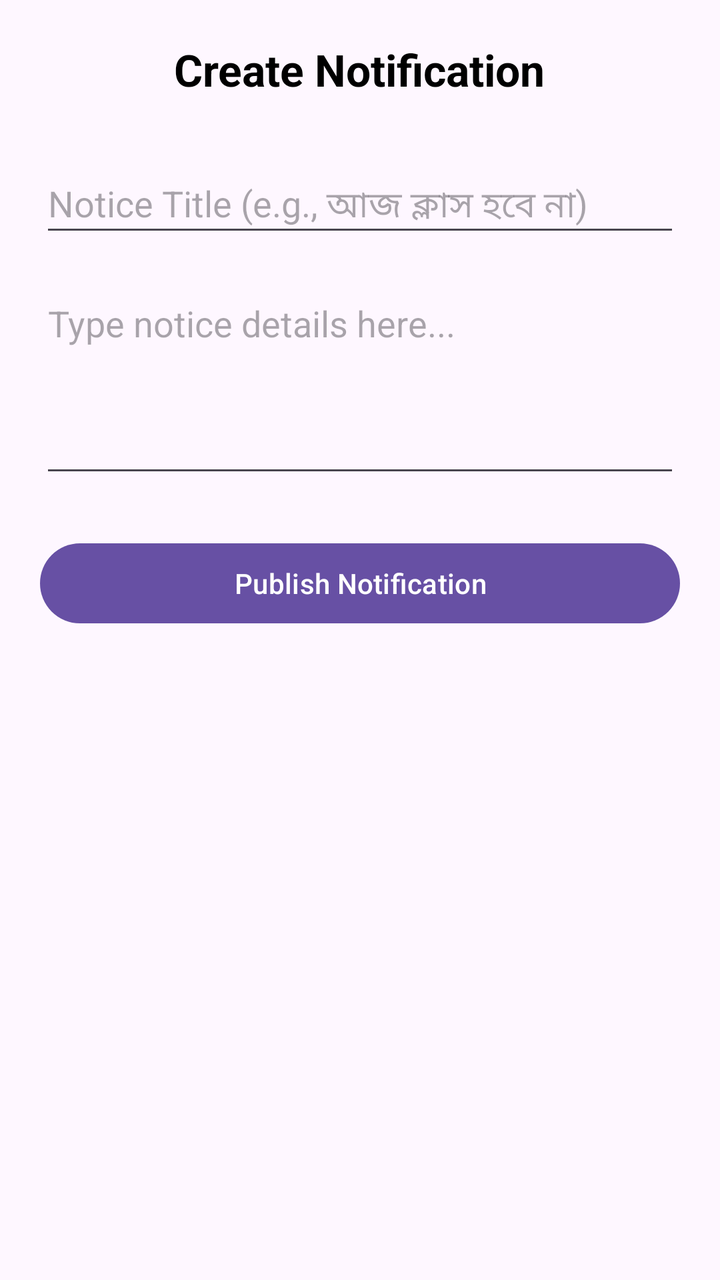
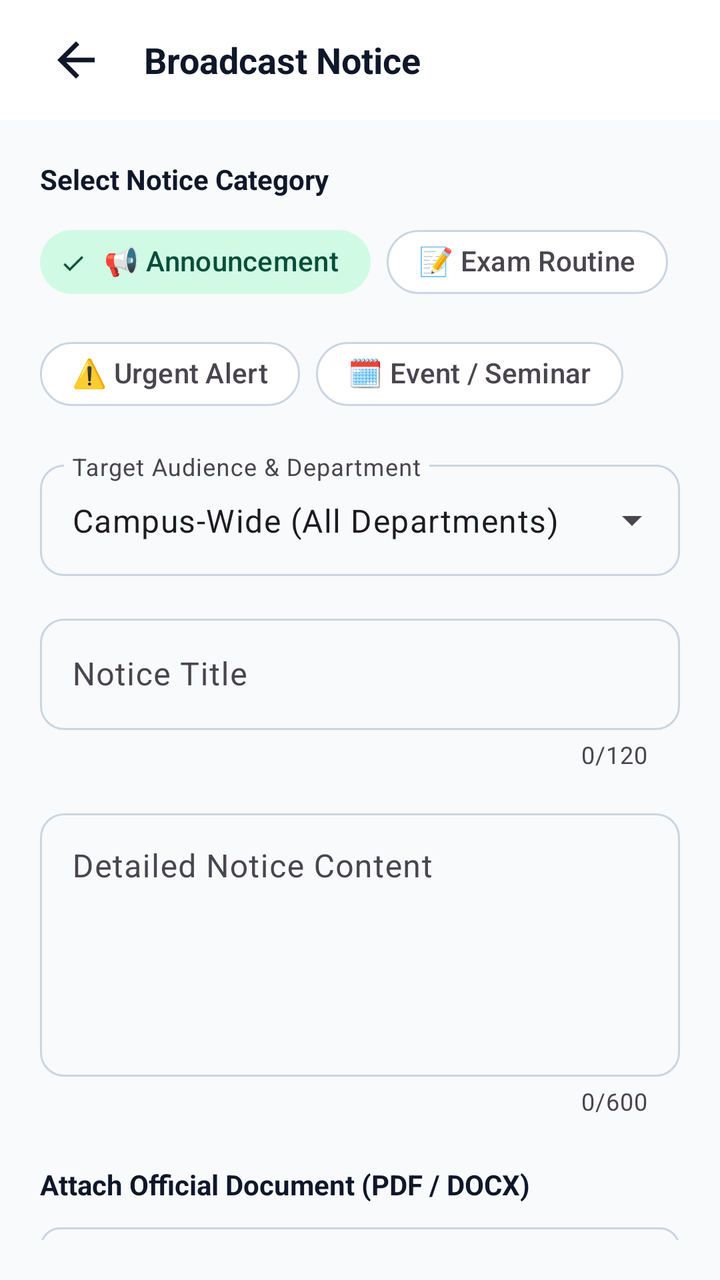

Before-and-after screenshots of an Android layout around one commit, followed by the original layout XML and the change that was made.
<!-- AndroidManifest.xml: application theme Theme.Notify -->
<!-- res/layout/activity_create_notification.xml -->
<?xml version="1.0" encoding="utf-8"?>
<LinearLayout xmlns:android="http://schemas.android.com/apk/res/android"
    android:layout_width="match_parent"
    android:layout_height="match_parent"
    android:orientation="vertical"
    android:padding="20dp"
    android:gravity="center_horizontal">

    <TextView
        android:layout_width="wrap_content"
        android:layout_height="wrap_content"
        android:text="Create Notification"
        android:textSize="22sp"
        android:textStyle="bold"
        android:layout_marginBottom="30dp"
        android:textColor="#000000"/>

    <EditText
        android:id="@+id/etTitle"
        android:layout_width="match_parent"
        android:layout_height="wrap_content"
        android:hint="Notice Title (e.g., আজ ক্লাস হবে না)"
        android:inputType="text"
        android:layout_marginBottom="16dp"/>

    <EditText
        android:id="@+id/etMessage"
        android:layout_width="match_parent"
        android:layout_height="wrap_content"
        android:hint="Type notice details here..."
        android:inputType="textMultiLine"
        android:lines="4"
        android:gravity="top"
        android:layout_marginBottom="24dp"/>

    <Button
        android:id="@+id/btnSend"
        android:layout_width="match_parent"
        android:layout_height="wrap_content"
        android:text="Publish Notification"/>

</LinearLayout>
<!-- resources referenced by this layout -->
<resources>
  <style name="Base.Theme.Notify" parent="Theme.Material3.DayNight.NoActionBar">
          
          
      </style>
  <!-- unchanged entries left out for length: 1 -->
</resources>

<!-- the commit's change to res/layout/activity_create_notification.xml (unified diff, before → after) -->
@@ -1,42 +1,261 @@
 <?xml version="1.0" encoding="utf-8"?>
-<LinearLayout xmlns:android="http://schemas.android.com/apk/res/android"
+<androidx.coordinatorlayout.widget.CoordinatorLayout
+    xmlns:android="http://schemas.android.com/apk/res/android"
+    xmlns:app="http://schemas.android.com/apk/res-auto"
+    xmlns:tools="http://schemas.android.com/tools"
     android:layout_width="match_parent"
     android:layout_height="match_parent"
-    android:orientation="vertical"
-    android:padding="20dp"
-    android:gravity="center_horizontal">
-
-    <TextView
-        android:layout_width="wrap_content"
-        android:layout_height="wrap_content"
-        android:text="Create Notification"
-        android:textSize="22sp"
-        android:textStyle="bold"
-        android:layout_marginBottom="30dp"
-        android:textColor="#000000"/>
-
-    <EditText
-        android:id="@+id/etTitle"
+    android:background="@color/background">
+
+    
+    <com.google.android.material.appbar.AppBarLayout
         android:layout_width="match_parent"
         android:layout_height="wrap_content"
-        android:hint="Notice Title (e.g., আজ ক্লাস হবে না)"
-        android:inputType="text"
-        android:layout_marginBottom="16dp"/>
-
-    <EditText
-        android:id="@+id/etMessage"
+        android:background="@color/surface"
+        app:elevation="2dp">
+
+        <LinearLayout
+            android:layout_width="match_parent"
+            android:layout_height="60dp"
+            android:orientation="horizontal"
+            android:gravity="center_vertical"
+            android:paddingHorizontal="16dp">
+
+            <ImageButton
+                android:id="@+id/btnBack"
+                android:layout_width="44dp"
+                android:layout_height="44dp"
+                android:padding="8dp"
+                android:scaleType="fitCenter"
+                android:src="@drawable/ic_arrow_back"
+                android:background="?attr/selectableItemBackgroundBorderless"
+                app:tint="@color/on_surface"
+                android:contentDescription="Back" />
+
+            <TextView
+                android:layout_width="wrap_content"
+                android:layout_height="wrap_content"
+                android:text="Broadcast Notice"
+                android:textSize="18sp"
+                android:textStyle="bold"
+                android:textColor="@color/on_surface"
+                android:layout_marginStart="12dp" />
+        </LinearLayout>
+    </com.google.android.material.appbar.AppBarLayout>
+
+    <androidx.core.widget.NestedScrollView
         android:layout_width="match_parent"
-        android:layout_height="wrap_content"
-        android:hint="Type notice details here..."
-        android:inputType="textMultiLine"
-        android:lines="4"
-        android:gravity="top"
-        android:layout_marginBottom="24dp"/>
-
-    <Button
-        android:id="@+id/btnSend"
-        android:layout_width="match_parent"
-        android:layout_height="wrap_content"
-        android:text="Publish Notification"/>
-
-</LinearLayout>
+        android:layout_height="match_parent"
+        android:padding="20dp"
+        app:layout_behavior="@string/appbar_scrolling_view_behavior">
+
+        <LinearLayout
+            android:layout_width="match_parent"
+            android:layout_height="wrap_content"
+            android:orientation="vertical">
+
+            
+            <TextView
+                android:layout_width="wrap_content"
+                android:layout_height="wrap_content"
+                android:text="Select Notice Category"
+                android:textSize="14sp"
+                android:textStyle="bold"
+                android:textColor="@color/on_surface"
+                android:layout_marginBottom="8dp" />
+
+            
+            <com.google.android.material.chip.ChipGroup
+                android:id="@+id/chipGroupCategory"
+                android:layout_width="match_parent"
+                android:layout_height="wrap_content"
+                app:singleSelection="true"
+                app:selectionRequired="true"
+                android:layout_marginBottom="16dp">
+
+                <com.google.android.material.chip.Chip
+                    android:id="@+id/chipAnnouncement"
+                    style="@style/Widget.Notify.Chip.Choice"
+                    android:layout_width="wrap_content"
+                    android:layout_height="wrap_content"
+                    android:text="📢 Announcement"
+                    android:checked="true" />
+
+                <com.google.android.material.chip.Chip
+                    android:id="@+id/chipExam"
+                    style="@style/Widget.Notify.Chip.Choice"
+                    android:layout_width="wrap_content"
+                    android:layout_height="wrap_content"
+                    android:text="📝 Exam Routine" />
+
+                <com.google.android.material.chip.Chip
+                    android:id="@+id/chipUrgent"
+                    style="@style/Widget.Notify.Chip.Choice"
+                    android:layout_width="wrap_content"
+                    android:layout_height="wrap_content"
+                    android:text="⚠️ Urgent Alert" />
+
+                <com.google.android.material.chip.Chip
+                    android:id="@+id/chipEvent"
+                    style="@style/Widget.Notify.Chip.Choice"
+                    android:layout_width="wrap_content"
+                    android:layout_height="wrap_content"
+                    android:text="🗓️ Event / Seminar" />
+            </com.google.android.material.chip.ChipGroup>
+
+            
+            <com.google.android.material.textfield.TextInputLayout
+                android:id="@+id/tilTargetAudience"
+                style="@style/Widget.Material3.TextInputLayout.OutlinedBox.ExposedDropdownMenu"
+                android:layout_width="match_parent"
+                android:layout_height="wrap_content"
+                android:hint="Target Audience &amp; Department"
+                app:boxCornerRadiusTopStart="12dp"
+                app:boxCornerRadiusTopEnd="12dp"
+                app:boxCornerRadiusBottomStart="12dp"
+                app:boxCornerRadiusBottomEnd="12dp"
+                android:layout_marginBottom="16dp">
+
+                <AutoCompleteTextView
+                    android:id="@+id/actvAudience"
+                    android:layout_width="match_parent"
+                    android:layout_height="wrap_content"
+                    android:inputType="none"
+                    android:text="Campus-Wide (All Departments)" />
+            </com.google.android.material.textfield.TextInputLayout>
+
+            
+            <com.google.android.material.textfield.TextInputLayout
+                android:id="@+id/tilTitle"
+                style="@style/Widget.Material3.TextInputLayout.OutlinedBox"
+                android:layout_width="match_parent"
+                android:layout_height="wrap_content"
+                android:hint="Notice Title"
+                app:counterEnabled="true"
+                app:counterMaxLength="120"
+                app:boxCornerRadiusTopStart="12dp"
+                app:boxCornerRadiusTopEnd="12dp"
+                app:boxCornerRadiusBottomStart="12dp"
+                app:boxCornerRadiusBottomEnd="12dp"
+                android:layout_marginBottom="16dp">
+
+                <com.google.android.material.textfield.TextInputEditText
+                    android:id="@+id/etTitle"
+                    android:layout_width="match_parent"
+                    android:layout_height="wrap_content"
+                    android:inputType="textCapSentences"
+                    android:maxLines="2" />
+            </com.google.android.material.textfield.TextInputLayout>
+
+            
+            <com.google.android.material.textfield.TextInputLayout
+                android:id="@+id/tilMessage"
+                style="@style/Widget.Material3.TextInputLayout.OutlinedBox"
+                android:layout_width="match_parent"
+                android:layout_height="wrap_content"
+                android:hint="Detailed Notice Content"
+                app:counterEnabled="true"
+                app:counterMaxLength="600"
+                app:boxCornerRadiusTopStart="12dp"
+                app:boxCornerRadiusTopEnd="12dp"
+                app:boxCornerRadiusBottomStart="12dp"
+                app:boxCornerRadiusBottomEnd="12dp"
+                android:layout_marginBottom="24dp">
+
+                <com.google.android.material.textfield.TextInputEditText
+                    android:id="@+id/etMessage"
+                    android:layout_width="match_parent"
+                    android:layout_height="wrap_content"
+                    android:gravity="top"
+                    android:inputType="textMultiLine"
+                    android:minLines="5" />
+            </com.google.android.material.textfield.TextInputLayout>
+
+            
+            <TextView
+                android:layout_width="wrap_content"
+                android:layout_height="wrap_content"
+                android:text="Attach Official Document (PDF / DOCX)"
+                android:textSize="14sp"
+                android:textStyle="bold"
+                android:textColor="@color/on_surface"
+                android:layout_marginBottom="8dp" />
+
+            <LinearLayout
+                android:id="@+id/layoutAttachmentPicker"
+                android:layout_width="match_parent"
+                android:layout_height="wrap_content"
+                android:orientation="vertical"
+                android:layout_marginBottom="24dp">
+
+                <com.google.android.material.button.MaterialButton
+                    android:id="@+id/btnAttachDocument"
+                    style="@style/Widget.Material3.Button.OutlinedButton"
+                    android:layout_width="match_parent"
+                    android:layout_height="48dp"
+                    android:text="📎 Select PDF / Document"
+                    app:cornerRadius="10dp"
+                    android:textColor="@color/primary"
+                    app:strokeColor="@color/outline" />
+
+                
+                <LinearLayout
+                    android:id="@+id/layoutSelectedAttachment"
+                    android:layout_width="match_parent"
+                    android:layout_height="wrap_content"
+                    android:background="@drawable/bg_attachment_pill"
+                    android:orientation="horizontal"
+                    android:gravity="center_vertical"
+                    android:paddingHorizontal="12dp"
+                    android:paddingVertical="8dp"
+                    android:layout_marginTop="8dp"
+                    android:visibility="gone">
+
+                    <ImageView
+                        android:id="@+id/ivSelectedAttachmentIcon"
+                        android:layout_width="24dp"
+                        android:layout_height="24dp"
+                        android:src="@drawable/ic_pdf"
+                        android:layout_marginEnd="8dp" />
+
+                    <TextView
+                        android:id="@+id/tvSelectedAttachmentName"
+                        android:layout_width="0dp"
+                        android:layout_height="wrap_content"
+                        android:layout_weight="1"
+                        android:text="Routine_Spring_2026.pdf (1.4 MB)"
+                        android:textSize="12sp"
+                        android:textStyle="bold"
+                        android:textColor="@color/on_surface"
+                        android:singleLine="true" />
+
+                    <ImageButton
+                        android:id="@+id/btnRemoveAttachment"
+                        android:layout_width="28dp"
+                        android:layout_height="28dp"
+                        android:background="?attr/selectableItemBackgroundBorderless"
+                        android:src="@android:drawable/ic_menu_close_clear_cancel"
+                        android:contentDescription="Remove Attachment"
+                        app:tint="@color/on_surface_subtle" />
+                </LinearLayout>
+            </LinearLayout>
+
+            
+            <com.google.android.material.button.MaterialButton
+                android:id="@+id/btnSend"
+                android:layout_width="match_parent"
+                android:layout_height="56dp"
+                android:text="Broadcast Notice"
+                android:textSize="16sp"
+                android:textStyle="bold"
+                app:cornerRadius="14dp"
+                android:backgroundTint="@color/primary"
+                android:textColor="@color/on_primary"
+                app:icon="@drawable/ic_send"
+                app:iconGravity="textStart"
+                app:iconTint="@color/on_primary" />
+
+        </LinearLayout>
+    </androidx.core.widget.NestedScrollView>
+
+</androidx.coordinatorlayout.widget.CoordinatorLayout>
<!-- resource entries referenced after the edit -->
@@ -1,9 +1,90 @@
 <!-- resources referenced by this layout -->
 <resources>
+  <color name="background">#F8FAFC</color>
+  <color name="on_primary">#FFFFFF</color>
+  <color name="on_surface">#0F172A</color>
+  <color name="on_surface_subtle">#94A3B8</color>
+  <color name="outline">#CBD5E1</color>
+  <color name="primary">#4F46E5</color>
+  <color name="surface">#FFFFFF</color>
+  <!-- drawable bg_attachment_pill (drawable) -->
+  <?xml version="1.0" encoding="utf-8"?>
+  <shape xmlns:android="http://schemas.android.com/apk/res/android"
+      android:shape="rectangle">
+      <solid android:color="@color/surface_variant" />
+      <stroke android:width="1dp" android:color="@color/outline_variant" />
+      <corners android:radius="10dp" />
+      <padding android:left="10dp" android:top="6dp" android:right="10dp" android:bottom="6dp" />
+  </shape>
+  <!-- drawable ic_arrow_back (drawable) -->
+  <vector xmlns:android="http://schemas.android.com/apk/res/android"
+      android:width="24dp"
+      android:height="24dp"
+      android:viewportWidth="24"
+      android:viewportHeight="24">
+    <path
+        android:fillColor="#FFFFFFFF"
+        android:pathData="M20,11H7.83l5.59,-5.59L12,4l-8,8 8,8 1.41,-1.41L7.83,13H20v-2z"/>
+  </vector>
+  <!-- drawable ic_pdf (drawable) -->
+  <vector xmlns:android="http://schemas.android.com/apk/res/android"
+      android:width="24dp"
+      android:height="24dp"
+      android:viewportWidth="24"
+      android:viewportHeight="24">
+    <path
+        android:fillColor="#FFEF4444"
+        android:pathData="M20,2H8c-1.1,0 -2,0.9 -2,2v12c0,1.1 0.9,2 2,2h12c1.1,0 2,-0.9 2,-2V4c0,-1.1 -0.9,-2 -2,-2zm-8.5,7.5c0,0.83 -0.67,1.5 -1.5,1.5H9v2H7.5V7H10c0.83,0 1.5,0.67 1.5,1.5v1zm5,2c0,0.83 -0.67,1.5 -1.5,1.5h-2.5V7H15c0.83,0 1.5,0.67 1.5,1.5v3zm4,-3H19v1h1.5V11H19v2h-1.5V7h3v1.5zM9,9.5h1v-1H9v1zm4.5,2h1v-3h-1v3zM4,6H2v14c0,1.1 0.9,2 2,2h14v-2H4V6z"/>
+  </vector>
+  <!-- drawable ic_send (drawable) -->
+  <vector xmlns:android="http://schemas.android.com/apk/res/android"
+      android:width="24dp"
+      android:height="24dp"
+      android:viewportWidth="24"
+      android:viewportHeight="24">
+    <path
+        android:fillColor="#FFFFFFFF"
+        android:pathData="M2.01,21L23,12 2.01,3 2,10l15,2 -15,2z"/>
+  </vector>
+  <style name="Widget.Notify.Chip.Choice" parent="Widget.Material3.Chip.Filter">
+          <item name="chipCornerRadius">20dp</item>
+          <item name="chipStrokeWidth">1dp</item>
+      </style>
+  <color name="surface_variant">#F1F5F9</color>
+  <color name="outline_variant">#E2E8F0</color>
   <style name="Base.Theme.Notify" parent="Theme.Material3.DayNight.NoActionBar">
           
+          <item name="colorPrimary">@color/primary</item>
+          <item name="colorPrimaryVariant">@color/primary_dark</item>
+          <item name="colorOnPrimary">@color/on_primary</item>
+          <item name="colorPrimaryContainer">@color/primary_container</item>
+          <item name="colorOnPrimaryContainer">@color/on_primary_container</item>
+  
           
+          <item name="colorSecondary">@color/secondary</item>
+          <item name="colorSecondaryContainer">@color/secondary_container</item>
+          <item name="colorOnSecondary">@color/on_secondary</item>
+          <item name="colorOnSecondaryContainer">@color/on_secondary_container</item>
+  
+          <item name="android:colorBackground">@color/background</item>
+          <item name="colorSurface">@color/surface</item>
+          <item name="colorOnSurface">@color/on_surface</item>
+          <item name="colorSurfaceVariant">@color/surface_variant</item>
+          <item name="colorOutline">@color/outline</item>
+          <item name="colorOutlineVariant">@color/outline_variant</item>
+  
+          
+          <item name="android:statusBarColor">@color/primary_dark</item>
+          <item name="android:windowLightStatusBar" tools:targetApi="m">false</item>
+          <item name="android:navigationBarColor">@color/surface</item>
       </style>
+  <color name="primary_dark">#4338CA</color>
+  <color name="primary_container">#E0E7FF</color>
+  <color name="on_primary_container">#312E81</color>
+  <color name="secondary">#10B981</color>
+  <color name="secondary_container">#D1FAE5</color>
+  <color name="on_secondary">#FFFFFF</color>
+  <color name="on_secondary_container">#064E3B</color>
   <!-- unchanged entries left out for length: 1 -->
 </resources>
 
